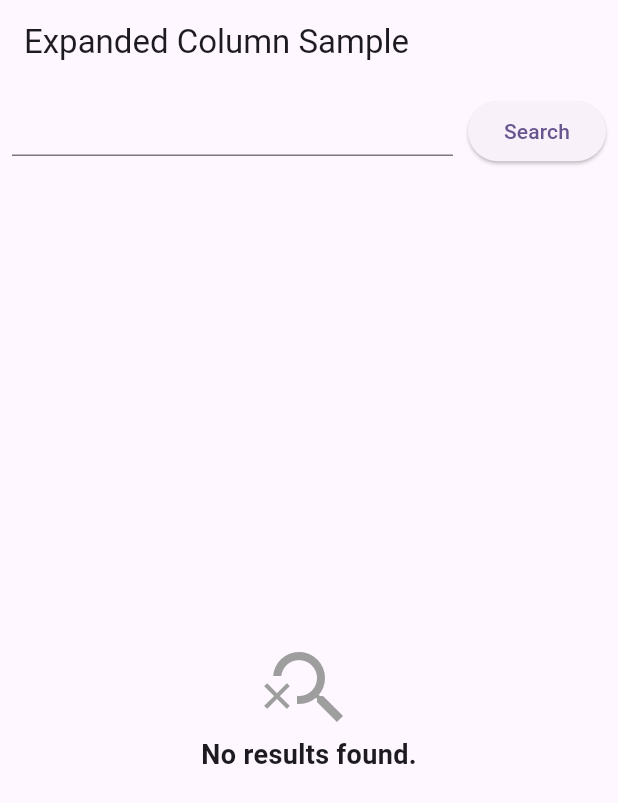
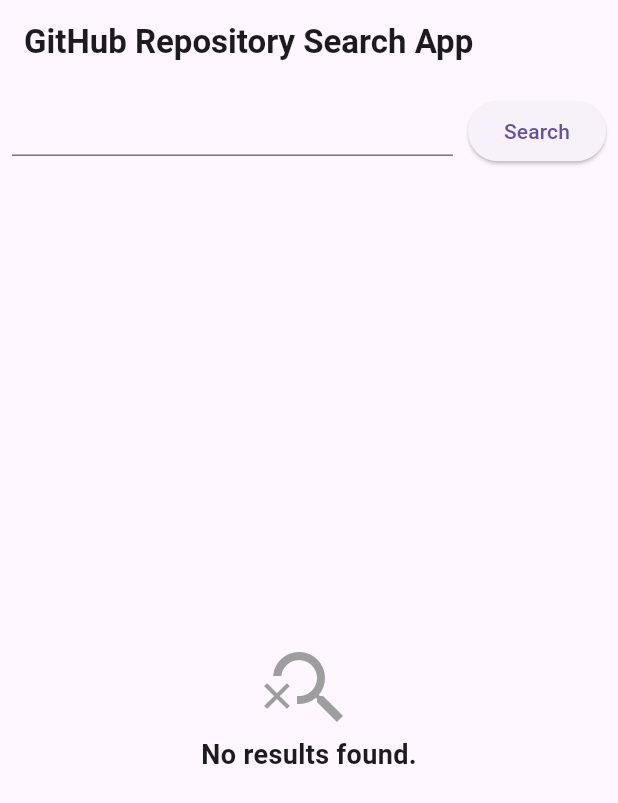
Before and after one commit to Aosanori/yumemi_coding_test, a Flutter app: the screen it shows after launch, on a phone screen of 412 x 824 dp. Shown: the top 803 px of the screen. Run offline on Flutter 3.47's test engine with Material 2 defaults, Android fonts, the phone set to English and light mode, and no system bars; drawn by our look-alikes of lazy_load_scrollview; our stand-ins replace expansion_tile_card, flutter_riverpod, freezed_annotation.

Commit message:
:hammer: テーマやAppBarなどの軽微な修正

```diff
--- a/lib/main.dart
+++ b/lib/main.dart
@@ -6,23 +6,20 @@
 void main() {
   runApp(
     const ProviderScope(
-      child: MyApp(),
+      child: GitHubRepositorySearchApp(),
     ),
   );
 }
 
-class MyApp extends StatelessWidget {
-  const MyApp({super.key});
+class GitHubRepositorySearchApp extends StatelessWidget {
+  const GitHubRepositorySearchApp({super.key});
 
   @override
   Widget build(BuildContext context) {
     return MaterialApp(
-      title: 'Flutter Demo',
-      theme: ThemeData(
-        colorScheme: ColorScheme.fromSeed(seedColor: Colors.deepPurple),
-        useMaterial3: true,
-      ),
-      home: SearchRepositoryPage(),
+      theme: ThemeData(useMaterial3: true),
+      darkTheme: ThemeData.dark(useMaterial3: true),
+      home: const SearchRepositoryPage(),
     );
   }
 }
--- a/lib/search/search_repository_page.dart
+++ b/lib/search/search_repository_page.dart
@@ -10,7 +10,11 @@
   Widget build(BuildContext context) {
     return Scaffold(
       appBar: AppBar(
-        title: const Text('Expanded Column Sample'),
+        title: const Text('GitHub Repository Search App',
+          style: TextStyle(
+            fontWeight: FontWeight.bold,
+          ),
+        ),
       ),
       body: const Center(
         child: Column(
--- a/lib/search/search_repository_state_notifier.dart
+++ b/lib/search/search_repository_state_notifier.dart
@@ -38,7 +38,7 @@
       final newRepositoryOverviewResults =
           await repositoryOverviewDataSource.searchRepositoryOverviewWithCursor(
         repositoryQuery,
-        state.value?.length ?? 0 ~/ 15,
+        state.value?.length ?? 0 ~/ 15, // cursorの役割を果たしている
         15,
       );
       state = AsyncValue.data(
```
